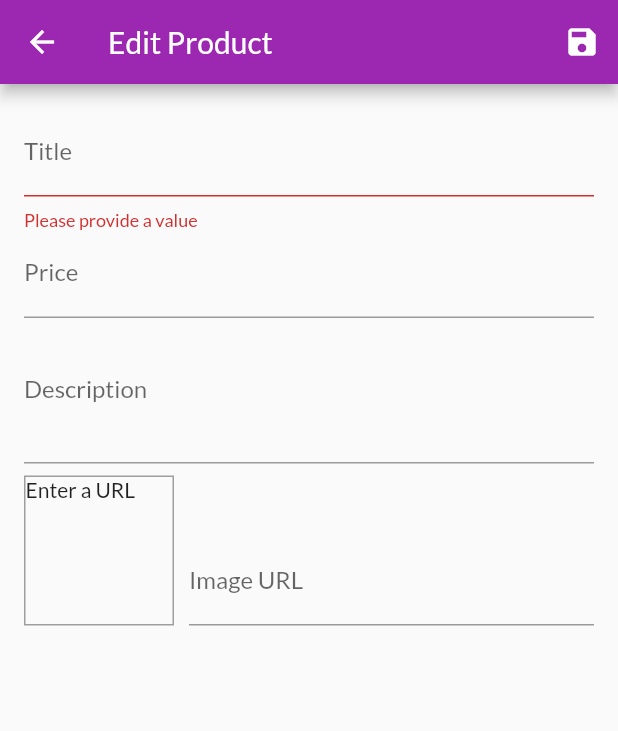
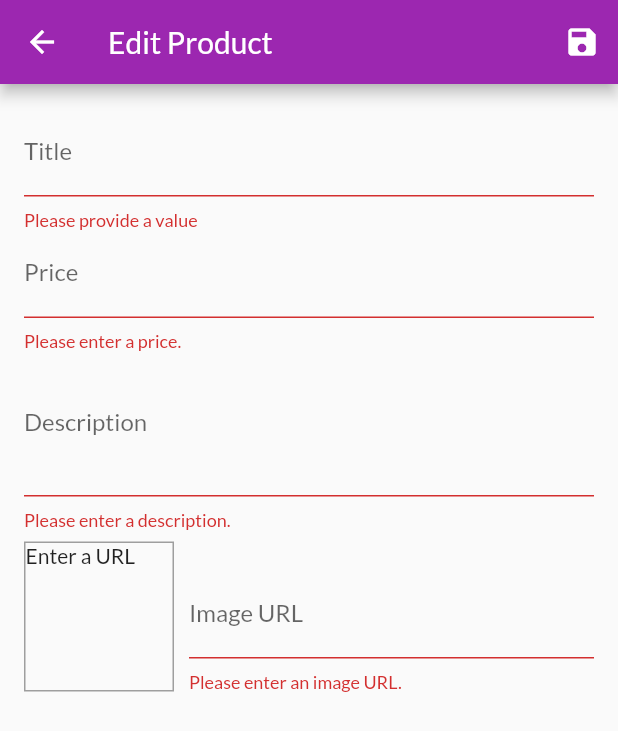
Before and after one commit to devopsengineering06/flutter_myshop_app, a Flutter app: the EditProductScreen screen opened by its route, after a tap on the "save" icon, on a phone screen of 412 x 824 dp. Shown: the top 731 px of the screen. Run offline on Flutter 3.47's test engine with Material 2 defaults, Android fonts, the phone set to English and light mode, and no system bars; network calls fail.

Commit message:
Adding Validation to All Inputs

```diff
--- a/lib/screens/edit_product_screen.dart
+++ b/lib/screens/edit_product_screen.dart
@@ -22,7 +22,7 @@ class _EditProductScreenState extends State<EditProductScreen> {
     id: '',
     title: '',
     description: '',
-    price: 0.0,
+    price: 0,
     imageUrl: '',
   );
 
@@ -44,13 +44,20 @@ class _EditProductScreenState extends State<EditProductScreen> {
 
   void _updateImageUrl() {
     if (!_imageUrlFocusNode.hasFocus) {
+      if ((!_imageUrlController.text.startsWith('http') &&
+              !_imageUrlController.text.startsWith('https')) ||
+          (!_imageUrlController.text.endsWith('.png') &&
+              !_imageUrlController.text.endsWith('.jpg') &&
+              !_imageUrlController.text.endsWith('.jpeg'))) {
+        return;
+      }
       setState(() {});
     }
   }
 
   void _saveForm() {
     final isValid = _formKey.currentState!.validate();
-    if (isValid) {
+    if (!isValid) {
       return;
     }
     _formKey.currentState!.save();
@@ -108,11 +115,23 @@ class _EditProductScreenState extends State<EditProductScreen> {
                 onFieldSubmitted: (_) {
                   FocusScope.of(context).requestFocus(_descriptionFocusNode);
                 },
+                validator: (value) {
+                  if (value!.isEmpty) {
+                    return 'Please enter a price.';
+                  }
+                  if (double.tryParse(value) == null) {
+                    return 'Please enter a valid number.';
+                  }
+                  if (double.parse(value) <= 0) {
+                    return 'Please enter a number greater than zero.';
+                  }
+                  return null;
+                },
                 onSaved: (value) {
                   _editedProduct = Product(
                     id: '',
                     title: _editedProduct.title,
-                    price: value == null ? 0 : double.parse(value),
+                    price: double.parse(value!),
                     description: _editedProduct.description,
                     imageUrl: _editedProduct.imageUrl,
                   );
@@ -123,6 +142,15 @@ class _EditProductScreenState extends State<EditProductScreen> {
                 maxLines: 3,
                 keyboardType: TextInputType.multiline,
                 focusNode: _descriptionFocusNode,
+                validator: (value) {
+                  if (value!.isEmpty) {
+                    return 'Please enter a description.';
+                  }
+                  if (value.length < 5) {
+                    return 'Should be at least 5 characters long.';
+                  }
+                  return null;
+                },
                 onSaved: (value) {
                   _editedProduct = Product(
                     id: '',
@@ -168,6 +196,21 @@ class _EditProductScreenState extends State<EditProductScreen> {
                       onFieldSubmitted: (_) {
                         _saveForm();
                       },
+                      validator: (value) {
+                        if (value!.isEmpty) {
+                          return 'Please enter an image URL.';
+                        }
+                        if (!value.startsWith('http') ||
+                            !value.startsWith('https')) {
+                          return 'Please enter a valid URL.';
+                        }
+                        if (!value.endsWith('.png') &&
+                            !value.endsWith('.jpg') &&
+                            !value.endsWith('.jpeg')) {
+                          return 'Please enter a valid URL.';
+                        }
+                        return null;
+                      },
                       onSaved: (value) {
                         _editedProduct = Product(
                           id: '',
```
